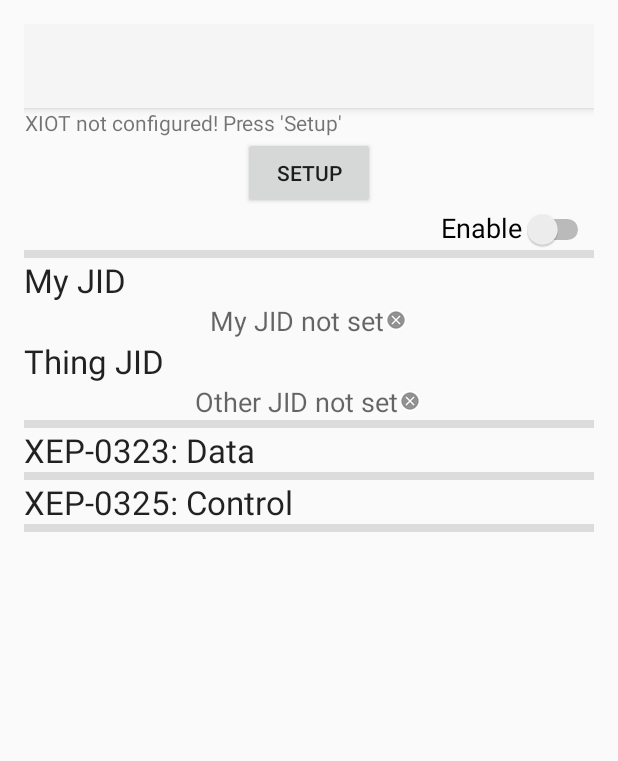
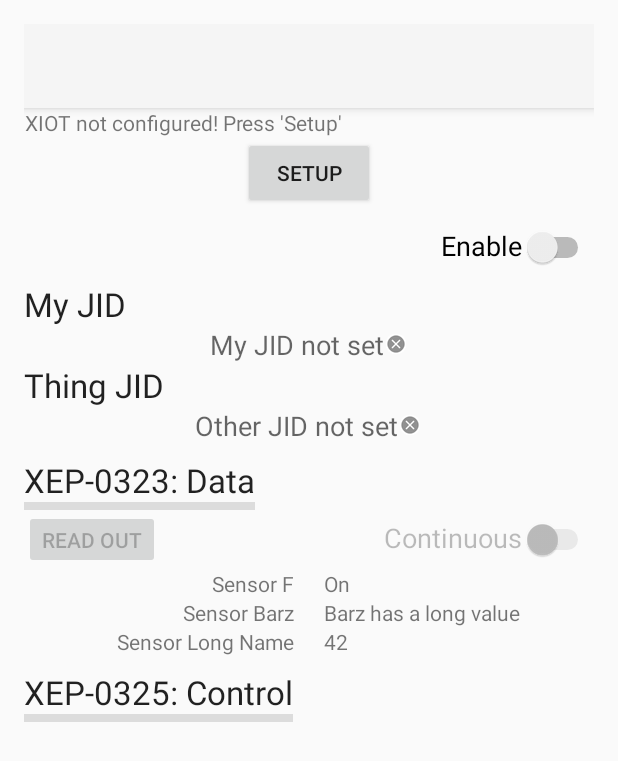
Before and after one commit to Flowdalic/android-xmpp-iot-demo, an Android app: the layout activity_main.xml on its own in the app's theme, with its tools: preview values and no code run, on a phone screen of 412 x 824 dp. Shown: the top 761 px of the screen. Run offline under Robolectric (Android 15) with nearby library versions, the phone set to English and light mode, and no system bars.

Commit message:
Intermediate Commit (2016-08-02 22:29)

```diff
--- a/app/src/main/java/com/clayster/xmppiotdemo/MainActivity.java
+++ b/app/src/main/java/com/clayster/xmppiotdemo/MainActivity.java
@@ -26,6 +26,7 @@ import android.support.v7.widget.Toolbar;
 import android.view.Menu;
 import android.view.MenuItem;
 import android.view.View;
+import android.widget.Button;
 import android.widget.ImageView;
 import android.widget.LinearLayout;
 import android.widget.Switch;
@@ -45,6 +46,8 @@ public class MainActivity extends AppCompatActivity {
 
 	ImageView myJidPresenceImageView;
 	ImageView otherJidPresenceImageView;
+	Button mReadOutButton;
+	Switch mContinousReadOutSwitch;
 
 	@Override
 	protected void onCreate(Bundle savedInstanceState) {
@@ -59,6 +62,8 @@ public class MainActivity extends AppCompatActivity {
 
 		myJidPresenceImageView = (ImageView) findViewById(R.id.my_jid_presence_image_view);
 		otherJidPresenceImageView = (ImageView) findViewById(R.id.other_jid_presence_image_view);
+		mReadOutButton = (Button) findViewById(R.id.read_out_button);
+		mContinousReadOutSwitch = (Switch) findViewById(R.id.continues_read_out_switch);
 
 		Toolbar mainToolbar = (Toolbar) findViewById(R.id.mainToolbar);
 		setSupportActionBar(mainToolbar);
--- a/app/src/main/java/com/clayster/xmppiotdemo/XmppManager.java
+++ b/app/src/main/java/com/clayster/xmppiotdemo/XmppManager.java
@@ -118,6 +118,11 @@ public class XmppManager implements RosterListener, ConnectionListener {
 		if (settings.isBasicConfigurationDone() && xmppConnection == null) {
 			adoptXmppConfiguration();
 		}
+		if (xmppConnection == null) return;
+
+		boolean connectionUsable = xmppConnection.isAuthenticated();
+		mainActivity.mReadOutButton.setEnabled(connectionUsable);
+		mainActivity.mContinousReadOutSwitch.setEnabled(connectionUsable);
 	}
 
 	void mainActivityOnDestroy(MainActivity mainActivity) {
@@ -172,7 +177,11 @@ public class XmppManager implements RosterListener, ConnectionListener {
 			}
 		}
 		connection.addAsyncStanzaListener(mMessageListener, MessageWithBodiesFilter.INSTANCE);
-		withMainActivity((ma) -> ma.myJidPresenceImageView.setImageDrawable(mOnlineDrawable));
+		withMainActivity((ma) -> {
+					ma.myJidPresenceImageView.setImageDrawable(mOnlineDrawable);
+					ma.mReadOutButton.setEnabled(true);
+					ma.mContinousReadOutSwitch.setEnabled(true);
+				});
 	}
 
 	@Override
@@ -187,7 +196,11 @@ public class XmppManager implements RosterListener, ConnectionListener {
 
 	private void connectionTerminated() {
 		xmppConnection.removeAsyncStanzaListener(mMessageListener);
-		withMainActivity((ma) -> ma.myJidPresenceImageView.setImageDrawable(mOfflineDrawable));
+		withMainActivity((ma) -> {
+			ma.myJidPresenceImageView.setImageDrawable(mOfflineDrawable);
+			ma.mReadOutButton.setEnabled(false);
+			ma.mContinousReadOutSwitch.setEnabled(false);
+		});
 	}
 
 	@Override
--- a/app/src/main/res/layout/activity_main.xml
+++ b/app/src/main/res/layout/activity_main.xml
@@ -49,6 +49,10 @@
         android:layout_height="match_parent"
         android:layout_below="@id/setup_linear_layout">
 
+        <Space
+            android:layout_width="match_parent"
+            android:layout_height="12dp"/>
+
         <Switch
             android:layout_width="match_parent"
             android:layout_height="wrap_content"
@@ -58,11 +62,9 @@
             android:id="@+id/enableSwitch"
             android:onClick="enableSwitchToggled"/>
 
-        <View
+        <Space
             android:layout_width="match_parent"
-            android:layout_height="5dp"
-            android:background="?android:attr/dividerHorizontal"
-            />
+            android:layout_height="9dp"/>
 
         <TextView
             android:layout_width="wrap_content"
@@ -126,11 +128,15 @@
                 android:src="@android:drawable/presence_offline"/>
         </RelativeLayout>
 
-        <View
+        <Space
             android:layout_width="match_parent"
-            android:layout_height="5dp"
-            android:background="?android:attr/dividerHorizontal"
+            android:layout_height="9dp"
             />
+
+        <LinearLayout
+            android:orientation="vertical"
+            android:layout_width="wrap_content"
+            android:layout_height="wrap_content">
 
             <TextView
                 android:layout_width="wrap_content"
@@ -139,18 +145,140 @@
                 android:text="XEP-0323: Data"
                 android:id="@+id/data_section_headline_text_view"/>
 
+            <View
+                android:layout_width="match_parent"
+                android:layout_height="5dp"
+                android:background="?android:attr/dividerHorizontal"
+                />
+        </LinearLayout>
+
+        <RelativeLayout
+            android:layout_width="match_parent"
+            android:layout_height="wrap_content"
+            android:id="@+id/data_gui_elements_relative_layout">
+
+            <Button
+                style="?android:attr/buttonStyleSmall"
+                android:layout_width="wrap_content"
+                android:layout_height="wrap_content"
+                android:text="Read out"
+                android:enabled="false"
+                android:minHeight="0dp"
+                android:id="@+id/read_out_button"/>
+
+            <Switch
+                android:layout_width="wrap_content"
+                android:layout_height="wrap_content"
+                android:layout_toEndOf="@+id/read_out_button"
+                android:layout_centerVertical="true"
+                android:layout_alignParentEnd="true"
+                android:gravity="right"
+                android:text="Continuous"
+                android:enabled="false"
+                android:textAppearance="?android:attr/textAppearanceMedium"
+                android:id="@+id/continues_read_out_switch"/>
+        </RelativeLayout>
+
         <LinearLayout
             android:orientation="vertical"
             android:layout_width="match_parent"
             android:layout_height="wrap_content"
             android:id="@+id/data_values_linear_layout">
+
+            <RelativeLayout
+                android:layout_width="match_parent"
+                android:layout_height="wrap_content"
+                android:layout_gravity="center">
+
+                <TextView
+                    android:layout_width="wrap_content"
+                    android:layout_height="wrap_content"
+                    android:textAppearance="?android:attr/textAppearanceSmall"
+                    android:layout_toStartOf="@+id/data_point1_space"
+                    android:text="Sensor F"
+                    android:id="@+id/data_point1_name_text_view"/>
+
+                <Space
+                    android:layout_width="20dp"
+                    android:layout_height="wrap_content"
+                    android:layout_centerInParent="true"
+                    android:id="@+id/data_point1_space"/>
+
+                <TextView
+                    android:layout_width="wrap_content"
+                    android:layout_height="wrap_content"
+                    android:layout_toEndOf="@id/data_point1_space"
+                    android:textAppearance="?android:attr/textAppearanceSmall"
+                    android:text="On"
+                    android:id="@+id/data_point1_value_text_view"/>
+            </RelativeLayout>
+
+            <RelativeLayout
+                android:layout_width="match_parent"
+                android:layout_height="wrap_content"
+                android:layout_gravity="center">
+
+                <TextView
+                    android:layout_width="wrap_content"
+                    android:layout_height="wrap_content"
+                    android:textAppearance="?android:attr/textAppearanceSmall"
+                    android:layout_toStartOf="@+id/data_point2_space"
+                    android:text="Sensor Barz"
+                    android:id="@+id/data_point2_name_text_view"/>
+
+                <Space
+                    android:layout_width="20dp"
+                    android:layout_height="wrap_content"
+                    android:layout_centerInParent="true"
+                    android:id="@+id/data_point2_space"/>
+
+                <TextView
+                    android:layout_width="wrap_content"
+                    android:layout_height="wrap_content"
+                    android:layout_toEndOf="@id/data_point2_space"
+                    android:textAppearance="?android:attr/textAppearanceSmall"
+                    android:text="Barz has a long value"
+                    android:id="@+id/data_point2_value_text_view"/>
+            </RelativeLayout>
+
+            <RelativeLayout
+                android:layout_width="match_parent"
+                android:layout_height="wrap_content"
+                android:layout_gravity="center">
+
+                <TextView
+                    android:layout_width="wrap_content"
+                    android:layout_height="wrap_content"
+                    android:textAppearance="?android:attr/textAppearanceSmall"
+                    android:layout_toStartOf="@+id/data_point3_space"
+                    android:text="Sensor Long Name"
+                    android:id="@+id/data_point3_name_text_view"/>
+
+                <Space
+                    android:layout_width="20dp"
+                    android:layout_height="wrap_content"
+                    android:layout_centerInParent="true"
+                    android:id="@+id/data_point3_space"/>
+
+                <TextView
+                    android:layout_width="wrap_content"
+                    android:layout_height="wrap_content"
+                    android:layout_toEndOf="@id/data_point3_space"
+                    android:textAppearance="?android:attr/textAppearanceSmall"
+                    android:text="42"
+                    android:id="@+id/data_point3_value_text_view"/>
+            </RelativeLayout>
+
         </LinearLayout>
 
-        <View
+        <Space
             android:layout_width="match_parent"
-            android:layout_height="5dp"
-            android:background="?android:attr/dividerHorizontal"
-            />
+            android:layout_height="9dp"/>
+
+        <LinearLayout
+            android:orientation="vertical"
+            android:layout_width="wrap_content"
+            android:layout_height="wrap_content">
 
             <TextView
                 android:layout_width="wrap_content"
@@ -167,4 +295,6 @@
 
             </LinearLayout>
 
+    </LinearLayout>
+
 </RelativeLayout>
```
Lines whose indentation alone changed are shown as unchanged.
